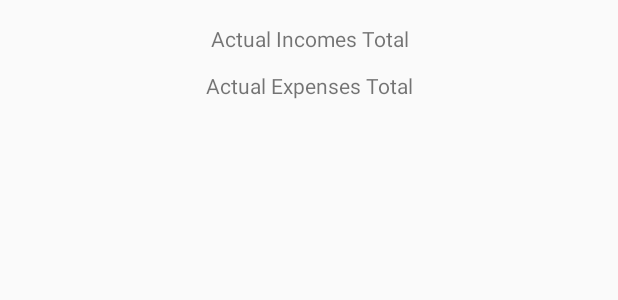
After one commit to tchantchong/MyPersonalFinances, an Android app: the layout activity_finances.xml on its own in the app's theme, with its tools: preview values and no code run, on a phone screen of 412 x 824 dp. The commit adds this screen. Shown: the top 300 px of the screen. Run offline under Robolectric (Android 15) with nearby library versions, the phone set to English and light mode, and no system bars.

Commit message:
Finances Page

```diff
--- a/App/app/build.gradle
+++ b/App/app/build.gradle
@@ -38,4 +38,5 @@ dependencies {
 
 
 
+
 apply plugin: 'com.google.gms.google-services'
--- a/App/app/src/main/AndroidManifest.xml
+++ b/App/app/src/main/AndroidManifest.xml
@@ -26,7 +26,8 @@
         <activity android:name=".auth.RegisterActivity" />
         <activity
             android:name=".LoginActivity1"
-            android:label="@string/title_activity_login1"></activity>
+            android:label="@string/title_activity_login1" />
+        <activity android:name=".features.FinancesActivity"></activity>
     </application>
 
 </manifest>
--- /dev/null
+++ b/App/app/src/main/res/layout/activity_finances.xml
@@ -0,0 +1,40 @@
+<?xml version="1.0" encoding="utf-8"?>
+<android.support.constraint.ConstraintLayout xmlns:android="http://schemas.android.com/apk/res/android"
+    xmlns:app="http://schemas.android.com/apk/res-auto"
+    xmlns:tools="http://schemas.android.com/tools"
+    android:layout_width="match_parent"
+    android:layout_height="match_parent"
+    tools:context="com.mpf.mypersonalfinances.features.FinancesActivity">
+
+    <TextView
+        android:id="@+id/actual_expenses_total_text_view"
+        android:layout_width="0dp"
+        android:layout_height="wrap_content"
+        android:text="Actual Expenses Total"
+        android:textAlignment="center"
+        tools:layout_constraintTop_creator="1"
+        tools:layout_constraintRight_creator="1"
+        android:layout_marginStart="8dp"
+        android:layout_marginEnd="8dp"
+        app:layout_constraintRight_toRightOf="parent"
+        android:layout_marginTop="12dp"
+        app:layout_constraintTop_toBottomOf="@+id/actual_incomes_total_text_view"
+        tools:layout_constraintLeft_creator="1"
+        app:layout_constraintLeft_toLeftOf="parent" />
+
+    <TextView
+        android:id="@+id/actual_incomes_total_text_view"
+        android:layout_width="0dp"
+        android:layout_height="wrap_content"
+        android:text="Actual Incomes Total"
+        android:textAlignment="center"
+        tools:layout_constraintTop_creator="1"
+        tools:layout_constraintRight_creator="1"
+        android:layout_marginStart="8dp"
+        android:layout_marginEnd="8dp"
+        app:layout_constraintRight_toRightOf="parent"
+        android:layout_marginTop="16dp"
+        tools:layout_constraintLeft_creator="1"
+        app:layout_constraintLeft_toLeftOf="parent"
+        app:layout_constraintTop_toTopOf="parent" />
+</android.support.constraint.ConstraintLayout>
```
Also changed, not shown: App/app/src/main/java/com/mpf/mypersonalfinances/MainActivity.java (+2 -28 lines), App/app/src/main/java/com/mpf/mypersonalfinances/auth/RegisterActivity.java (+51 -39 lines), App/app/src/main/java/com/mpf/mypersonalfinances/features/FinancesActivity.java (added, +118 -0 lines), App/app/src/main/java/com/mpf/mypersonalfinances/features/MenuActivity.java (+31 -1 lines), App/app/src/main/java/com/mpf/mypersonalfinances/models/Expense.java (added, +21 -0 lines), App/app/src/main/java/com/mpf/mypersonalfinances/models/ExpenseCategories.java (added, +18 -0 lines), App/app/src/main/java/com/mpf/mypersonalfinances/models/Income.java (added, +20 -0 lines), App/app/src/main/res/layout/activity_main.xml (+8 -11 lines), App/app/src/main/res/layout/activity_menu.xml (+50 -21 lines).
